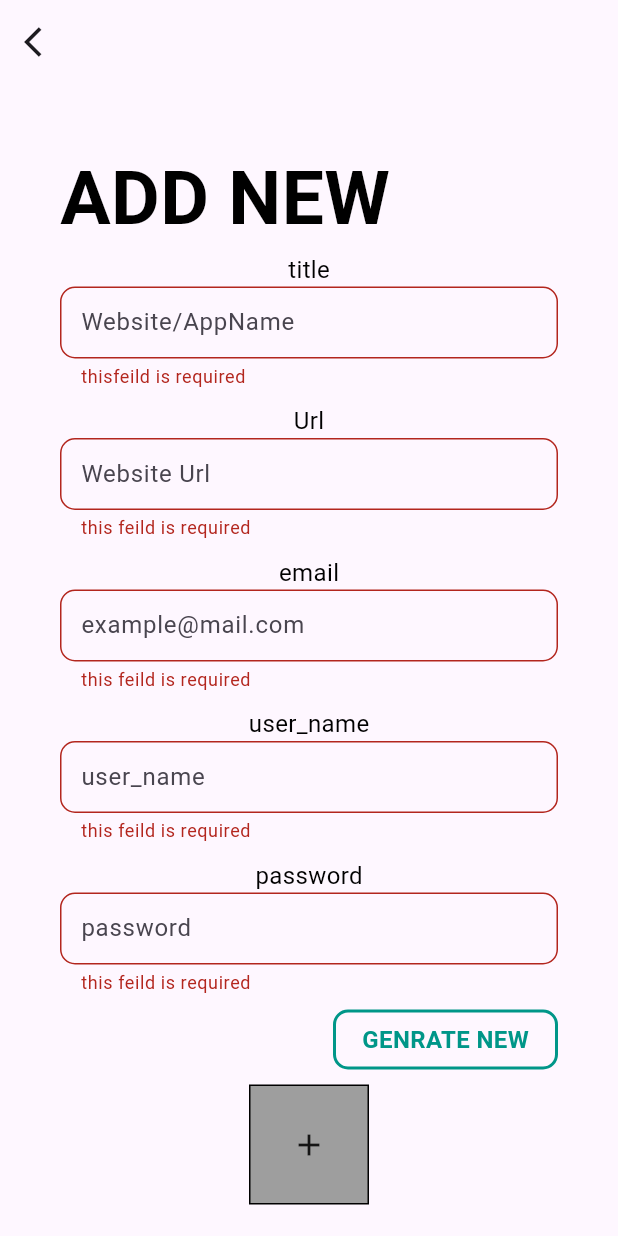
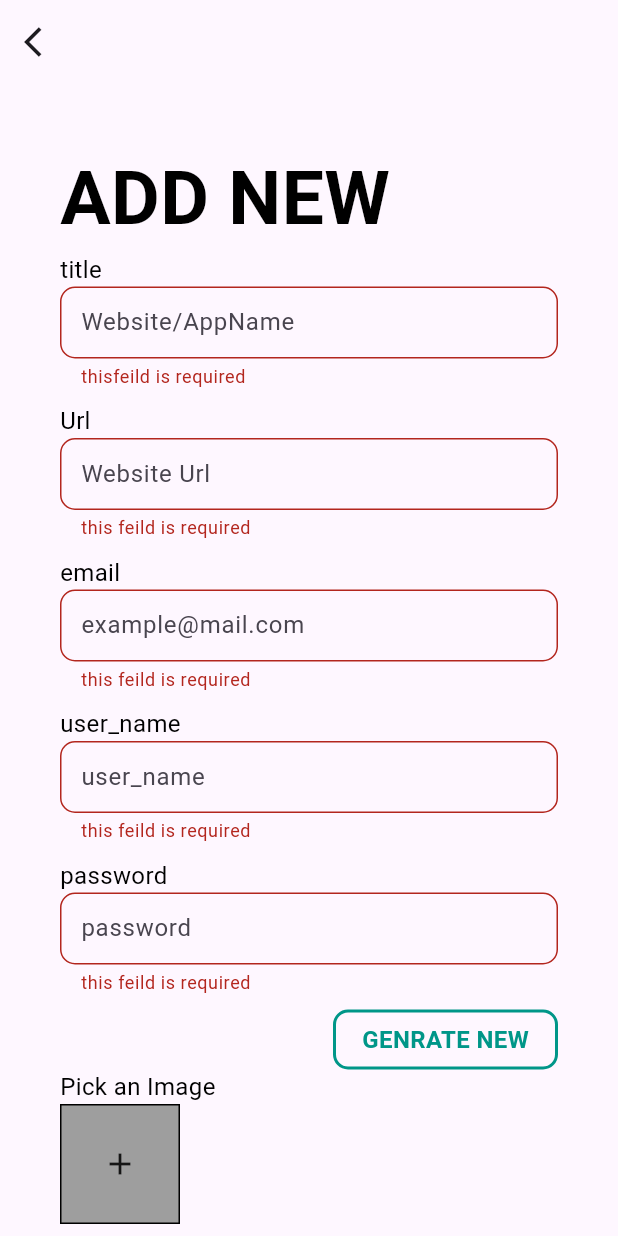
Before and after one commit to sayedyounis00/S2-Password, a Flutter app: the AddPasswordScreen screen opened by its route, after a tap on "ADD PASSWORD", on a phone screen of 412 x 824 dp. Run offline on Flutter 3.47's test engine with Material 3 defaults, Android fonts, the phone set to English and light mode, and no system bars; our stand-ins replace bloc, circle_nav_bar, flutter_bloc, hive, hive_flutter, image_picker; accounts and stored records are empty.

```diff
--- a/lib/presentation/Views/add_password_screen.dart
+++ b/lib/presentation/Views/add_password_screen.dart
@@ -64,7 +64,10 @@ class _AddPasswordScreenState extends State<AddPasswordScreen> {
               if (state is AddPasswordFailure) {}
             },
             builder: (context, state) {
-              return Column(
+              return Center(
+                child: Column(
+                  mainAxisAlignment: MainAxisAlignment.center,
+                  crossAxisAlignment: CrossAxisAlignment.start,
                   children: [
                     const Row(
                       mainAxisAlignment: MainAxisAlignment.start,
@@ -79,6 +82,7 @@ class _AddPasswordScreenState extends State<AddPasswordScreen> {
                     Form(
                       key: _formKey,
                       child: Column(
+                        crossAxisAlignment: CrossAxisAlignment.start,
                         children: [
                           const CustomText(text: 'title'),
                           CustomTextFeild(
@@ -187,14 +191,17 @@ class _AddPasswordScreenState extends State<AddPasswordScreen> {
                         ),
                       ],
                     ),
-                  const SizedBox(
-                    height: 10,
-                  ),
+                    // const SizedBox(
+                    //   height: 10,
+                    // ),
+                      const CustomText(text: 'Pick an Image'),
                     GestureDetector(
                       onTap: () {
                         pickImage();
                       },
-                    child: Container(
+                      child: Row(
+                        children: [
+                          Container(
                             height: 80,
                             width: 80,
                             decoration: BoxDecoration(
@@ -208,6 +215,8 @@ class _AddPasswordScreenState extends State<AddPasswordScreen> {
                                   )
                                 : const Icon(Icons.add),
                           ),
+                        ],
+                      ),
                     ),
                     CustomButton(
                       text: 'ADD PASSWORD',
@@ -215,12 +224,13 @@ class _AddPasswordScreenState extends State<AddPasswordScreen> {
                         if (_formKey.currentState!.validate()) {
                           PasswordModel passwordModel = PasswordModel(
                             title: title!,
-                          password: pass!,
+                            password:passControler.text.isEmpty?pass!:passControler.text,
                             email: email!,
                             userName: userName!,
                             url: url,
                             image: ImageModel(
-                              imageData: await fileToUint8List(selectedImage!)),
+                                imageData:
+                                    await fileToUint8List(selectedImage!)),
                           );
                           if (context.mounted) {
                             BlocProvider.of<AddPasswordCubit>(context)
@@ -230,6 +240,7 @@ class _AddPasswordScreenState extends State<AddPasswordScreen> {
                       },
                     ),
                   ],
+                ),
               );
             },
           ),
--- a/lib/presentation/widgets/custom_button.dart
+++ b/lib/presentation/widgets/custom_button.dart
@@ -15,7 +15,7 @@ class CustomButton extends StatelessWidget {
       onTap:onTaP,
       child: Container(
         alignment: Alignment.center,
-        margin: const EdgeInsets.only(top: 100),
+        margin: const EdgeInsets.only(top: 10),
         height: 50,
         width: double.infinity,
         decoration: const BoxDecoration(
```
Also changed, not shown: lib/presentation/widgets/custom_text.dart (+5 -4 lines). Lines whose indentation alone changed are shown as unchanged.
